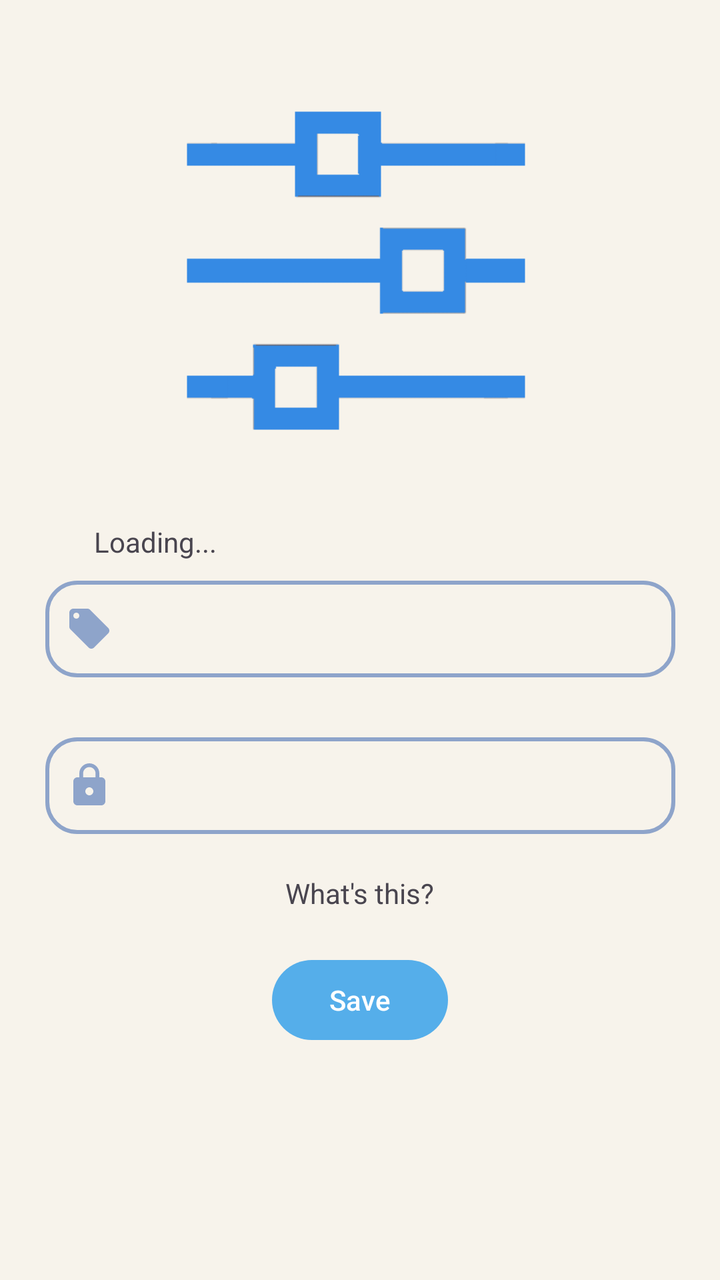
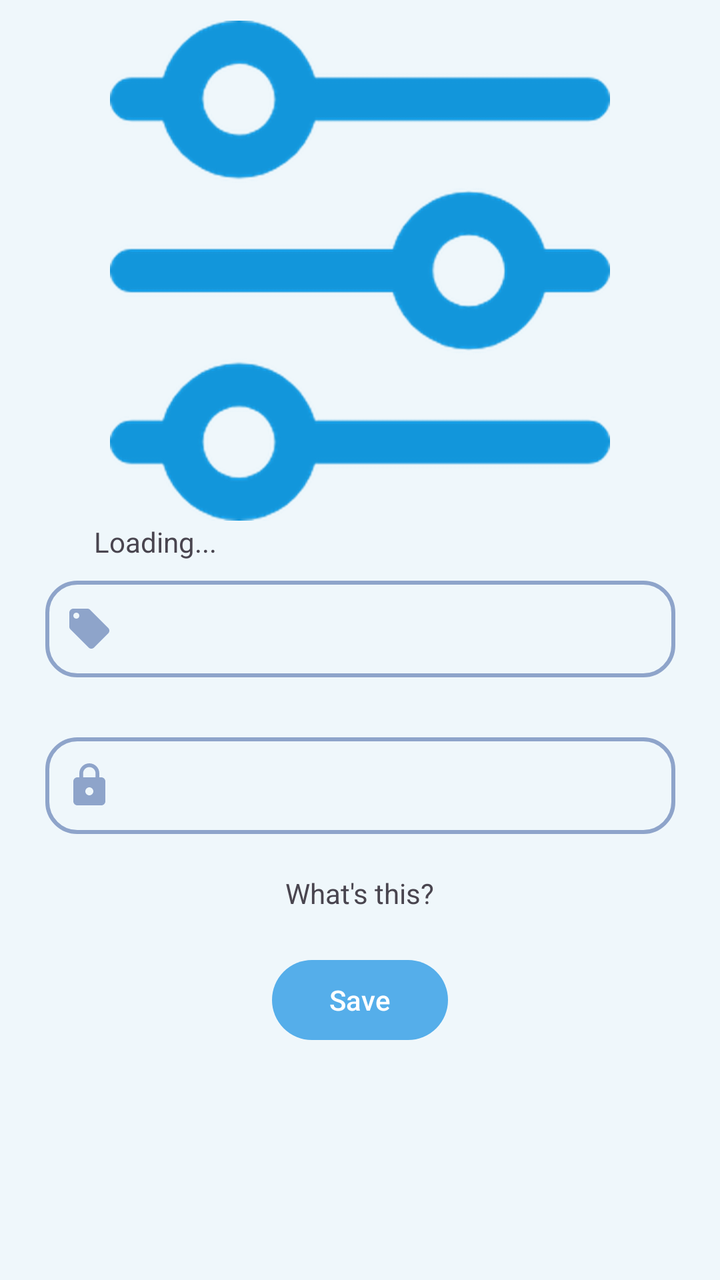

An Android layout rendered at two revisions. The XML below is the earlier revision; the diff shows what the commit changed to produce the second picture.
<!-- AndroidManifest.xml: application theme Theme.MT -->
<!-- res/layout/fragment_online_api.xml -->
<?xml version="1.0" encoding="utf-8"?>
<ScrollView xmlns:android="http://schemas.android.com/apk/res/android"
    xmlns:app="http://schemas.android.com/apk/res-auto"
    android:layout_width="match_parent"
    android:layout_height="match_parent"
    android:background="#F7F3EB"
    android:fitsSystemWindows="true">

    <androidx.constraintlayout.widget.ConstraintLayout
        android:layout_width="match_parent"
        android:layout_height="wrap_content">

        <androidx.constraintlayout.widget.Guideline
            android:id="@+id/guideline_api_config"
            android:layout_width="wrap_content"
            android:layout_height="wrap_content"
            android:orientation="horizontal"
            app:layout_constraintGuide_percent="0.02" />


        <ImageView
            android:id="@+id/api_config_imageView"
            android:layout_width="250dp"
            android:layout_height="250dp"
            android:src="@drawable/apiset"
            android:scaleType="centerCrop"
            app:layout_constraintEnd_toEndOf="parent"
            app:layout_constraintStart_toStartOf="parent"
            app:layout_constraintTop_toBottomOf="@id/guideline_api_config"/>

        <TextView
            android:id="@+id/tv_api_type"
            android:layout_width="wrap_content"
            android:layout_height="wrap_content"
            android:layout_alignStart="@id/secret_key"
            android:layout_marginBottom="10dp"
            android:text="Loading..."
            app:layout_constraintBottom_toTopOf="@+id/account"
            app:layout_constraintEnd_toEndOf="parent"
            app:layout_constraintHorizontal_bias="0.157"
            app:layout_constraintStart_toStartOf="parent" />

        <EditText
            android:id="@+id/account"
            android:layout_width="wrap_content"
            android:layout_height="wrap_content"
            android:layout_marginTop="30dp"
            android:background="@drawable/edittext_api"
            android:drawableStart="@drawable/baseline_account"
            android:drawablePadding="12dp"
            android:ems="15"
            android:inputType="textMultiLine"
            android:paddingStart="10dp"
            android:paddingEnd="3dp"
            android:paddingTop="12dp"
            android:paddingBottom="12dp"
            app:layout_constraintEnd_toEndOf="parent"
            app:layout_constraintStart_toStartOf="parent"
            app:layout_constraintTop_toBottomOf="@id/api_config_imageView" />

        <EditText
            android:id="@+id/secret_key"
            android:layout_width="wrap_content"
            android:layout_height="wrap_content"
            android:layout_marginTop="30dp"
            android:background="@drawable/edittext_api"
            android:drawableStart="@drawable/baseline_lock"
            android:drawablePadding="12dp"
            android:ems="15"
            android:inputType="textMultiLine"
            android:paddingStart="10dp"
            android:paddingEnd="3dp"
            android:paddingTop="12dp"
            android:paddingBottom="12dp"
            app:layout_constraintEnd_toEndOf="parent"
            app:layout_constraintStart_toStartOf="parent"
            app:layout_constraintTop_toBottomOf="@+id/account" />

        <TextView
            android:id="@+id/whats_this"
            android:layout_width="wrap_content"
            android:layout_height="wrap_content"
            android:layout_alignStart="@id/secret_key"
            android:layout_marginTop="20dp"
            android:text="@string/whatsthis"
            app:layout_constraintEnd_toEndOf="parent"
            app:layout_constraintStart_toStartOf="parent"
            app:layout_constraintTop_toBottomOf="@+id/secret_key" />

        <Button
            android:id="@+id/save_online_api_button"
            android:layout_width="wrap_content"
            android:layout_height="wrap_content"
            android:layout_marginTop="20dp"
            android:text="@string/save"
            app:layout_constraintEnd_toEndOf="parent"
            app:layout_constraintStart_toStartOf="parent"
            app:layout_constraintTop_toBottomOf="@+id/whats_this" />

    </androidx.constraintlayout.widget.ConstraintLayout>

</ScrollView>
<!-- resources referenced by this layout -->
<resources>
  <!-- drawable apiset: png bitmap (drawable, 5247 bytes) -->
  <!-- drawable baseline_account (drawable) -->
  <vector android:height="24dp" android:tint="#8EA4CA"
      android:viewportHeight="24" android:viewportWidth="24"
      android:width="24dp" xmlns:android="http://schemas.android.com/apk/res/android">
      <path android:fillColor="@android:color/white" android:pathData="M21.41,11.58l-9,-9C12.05,2.22 11.55,2 11,2H4c-1.1,0 -2,0.9 -2,2v7c0,0.55 0.22,1.05 0.59,1.42l9,9c0.36,0.36 0.86,0.58 1.41,0.58 0.55,0 1.05,-0.22 1.41,-0.59l7,-7c0.37,-0.36 0.59,-0.86 0.59,-1.41 0,-0.55 -0.23,-1.06 -0.59,-1.42zM5.5,7C4.67,7 4,6.33 4,5.5S4.67,4 5.5,4 7,4.67 7,5.5 6.33,7 5.5,7z"/>
  </vector>
  <!-- drawable baseline_lock (drawable) -->
  <vector android:height="24dp" android:tint="#8EA4CA"
      android:viewportHeight="24" android:viewportWidth="24"
      android:width="24dp" xmlns:android="http://schemas.android.com/apk/res/android">
      <path android:fillColor="@android:color/white" android:pathData="M18,8h-1L17,6c0,-2.76 -2.24,-5 -5,-5S7,3.24 7,6v2L6,8c-1.1,0 -2,0.9 -2,2v10c0,1.1 0.9,2 2,2h12c1.1,0 2,-0.9 2,-2L20,10c0,-1.1 -0.9,-2 -2,-2zM12,17c-1.1,0 -2,-0.9 -2,-2s0.9,-2 2,-2 2,0.9 2,2 -0.9,2 -2,2zM15.1,8L8.9,8L8.9,6c0,-1.71 1.39,-3.1 3.1,-3.1 1.71,0 3.1,1.39 3.1,3.1v2z"/>
  </vector>
  <!-- drawable edittext_api (drawable) -->
  <?xml version="1.0" encoding="utf-8"?>
  <shape xmlns:android="http://schemas.android.com/apk/res/android">
  
      <stroke android:color="#8EA4CA"
          android:width="2dp"/>
      <corners android:radius="15dp"/>
  
  </shape>
  <string name="save">Save</string>
  <string name="whatsthis">What\'s this?</string>
  <style name="Theme.MT" parent="Base.Theme.MT">
          
          <item name="android:navigationBarColor">@android:color/transparent</item>
          <item name="android:statusBarColor">@android:color/transparent</item>
          <item name="android:windowLightStatusBar">?attr/isLightTheme</item>
      </style>
  <style name="Base.Theme.MT" parent="Theme.Material3.Light.NoActionBar">
          <item name="colorPrimary">#55AEEA</item>
          <item name="android:navigationBarColor">
              @android:color/transparent
          </item>
          <item name="android:enforceNavigationBarContrast">false</item>
          <item name="android:enforceStatusBarContrast">false</item>
      </style>
</resources>

<!-- the commit's change to res/layout/fragment_online_api.xml (unified diff, before → after) -->
@@ -3,7 +3,7 @@
     xmlns:app="http://schemas.android.com/apk/res-auto"
     android:layout_width="match_parent"
     android:layout_height="match_parent"
-    android:background="#F7F3EB"
+    android:background="#EFF7FB"
     android:fitsSystemWindows="true">
 
     <androidx.constraintlayout.widget.ConstraintLayout
<!-- resource entries referenced after the edit -->
@@ -1,6 +1,6 @@
 <!-- resources referenced by this layout -->
 <resources>
-  <!-- drawable apiset: png bitmap (drawable, 5247 bytes) -->
+  <!-- drawable apiset: png bitmap (drawable, 56167 bytes) -->
   <!-- drawable baseline_account (drawable) -->
   <vector android:height="24dp" android:tint="#8EA4CA"
       android:viewportHeight="24" android:viewportWidth="24"
